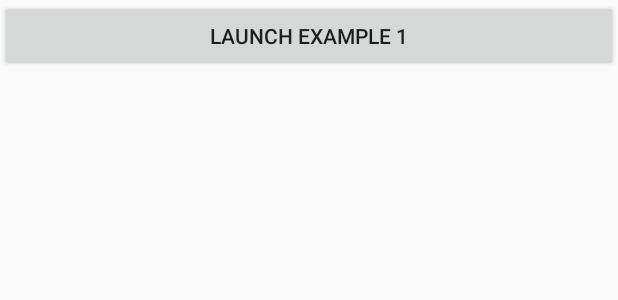
After one commit to uKL/AndroidBleWorkshop, an Android app: the layout activity_main.xml on its own in the app's theme, with its tools: preview values and no code run, on a phone screen of 412 x 824 dp. The commit adds this screen. Shown: the top 300 px of the screen. Run offline under Robolectric (Android 15) with nearby library versions, the phone set to English and light mode, and no system bars.

Commit message:
Example scanning.

```diff
--- a/app/src/main/AndroidManifest.xml
+++ b/app/src/main/AndroidManifest.xml
@@ -2,6 +2,9 @@
 <manifest
     package="com.polidea.androidbleworkshop"
     xmlns:android="http://schemas.android.com/apk/res/android">
+
+    <!-- Required for service discovery -->
+    <uses-permission android:name="android.permission.BLUETOOTH_ADMIN"/>
 
     <application
         android:allowBackup="true"
--- /dev/null
+++ b/app/src/main/res/layout/activity_main.xml
@@ -0,0 +1,12 @@
+<?xml version="1.0" encoding="utf-8"?>
+<LinearLayout xmlns:android="http://schemas.android.com/apk/res/android"
+              android:layout_width="match_parent"
+              android:layout_height="match_parent"
+              android:orientation="vertical">
+
+    <Button
+        android:id="@+id/example_1"
+        android:layout_width="match_parent"
+        android:layout_height="wrap_content"
+        android:text="Launch Example 1"/>
+</LinearLayout>
```
Also changed, not shown: app/src/main/java/com/polidea/androidbleworkshop/MainActivity.java (+15 -2 lines), app/src/main/java/com/polidea/androidbleworkshop/example1/Example1ScanningActivity.java (+42 -1 lines), app/src/main/res/layout/acticity_example1.xml (+22 -2 lines).
